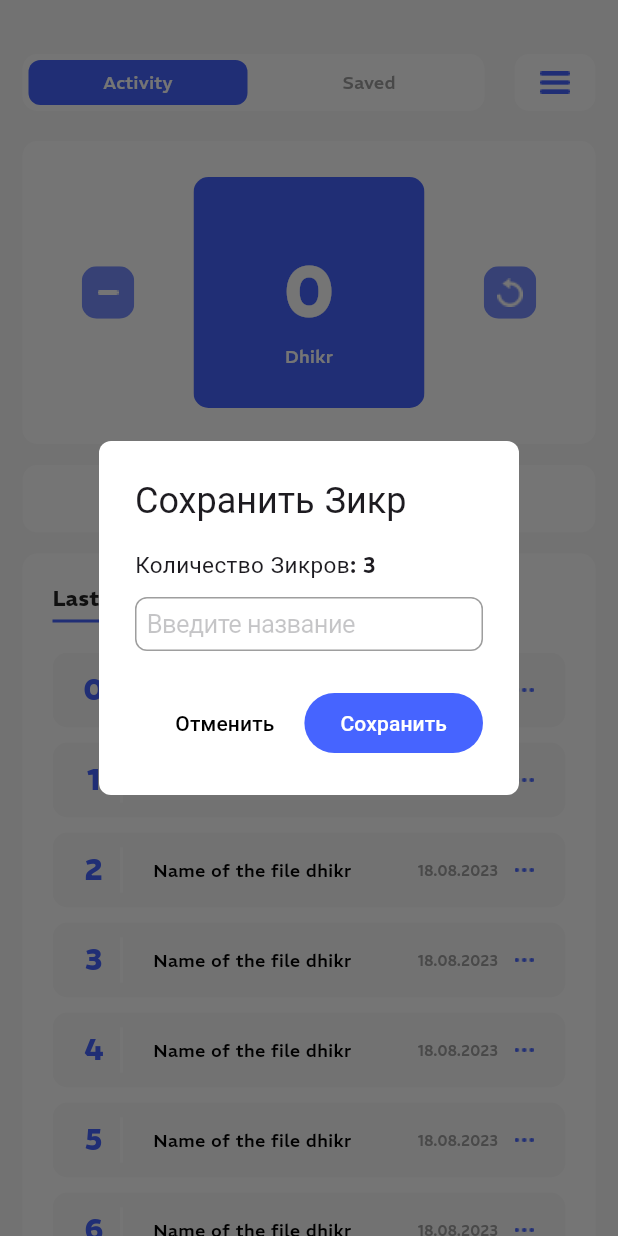
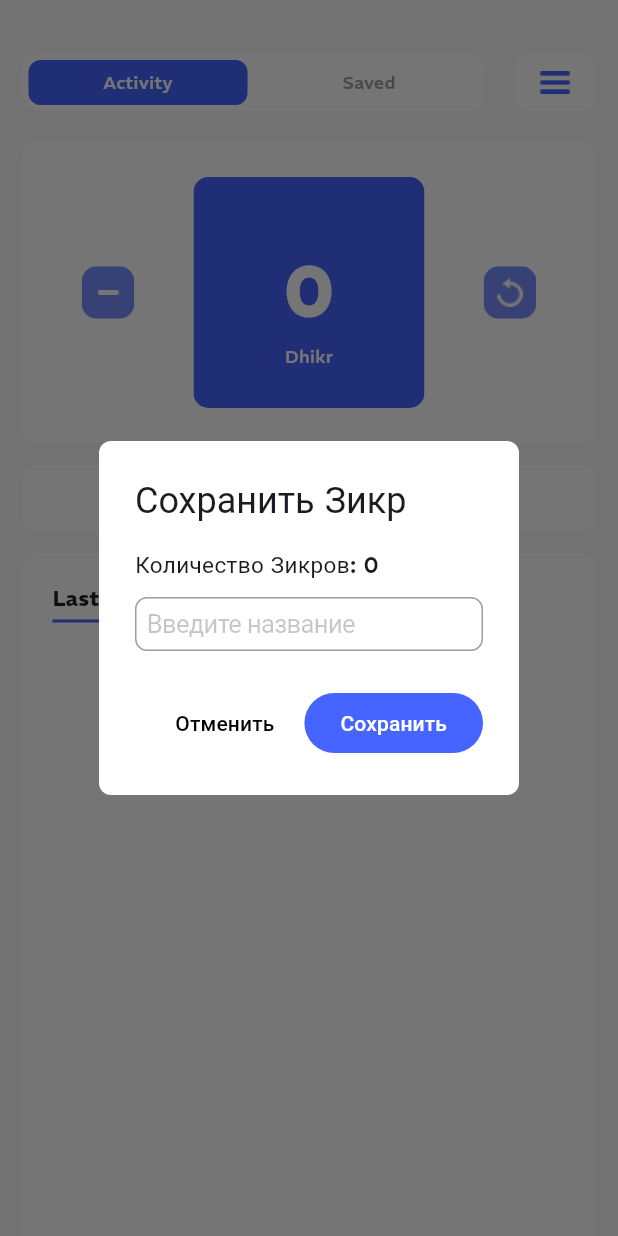
Before and after one commit to VbEmbler/tasbih_counter, a Flutter app: the screen it shows after launch, after a tap on "Save dhikr", on a phone screen of 412 x 824 dp. Run offline on Flutter 3.47's test engine with Material 2 defaults, Android fonts, the phone set to English and light mode, and no system bars.

Commit message:
aded opportunity for add, edit, delete dhikr

```diff
--- a/lib/main.dart
+++ b/lib/main.dart
@@ -1,6 +1,8 @@
 import 'package:flutter/material.dart';
+import 'package:tasbih_counter/pages/custom_page/custom_page.dart';
 import 'package:tasbih_counter/pages/home/home_page.dart';
 import 'package:flutter/services.dart';
+import 'package:tasbih_counter/pages/settings_page/settings_page.dart';
 
 void main() {
   WidgetsFlutterBinding.ensureInitialized();
@@ -17,6 +19,11 @@ class TasbihCounter extends StatelessWidget {
   @override
   Widget build(BuildContext context) {
     return MaterialApp(
+      routes: {
+        '/': (context) => const HomePage(),
+        '/settingsPage': (context) => const SettingsPage(),
+        '/customPage': (context) => const CustomPage()
+      },
       title: 'Tasbih Counter',
       theme: ThemeData(
         useMaterial3: true,
@@ -26,7 +33,7 @@ class TasbihCounter extends StatelessWidget {
           fontSize: 12,
         )),
       ),
-      home: const HomePage(),
+      //home: const HomePage(),
     );
   }
 }
--- /dev/null
+++ b/lib/models/dhikr.dart
@@ -0,0 +1,17 @@
+class Dhikr {
+  int counter;
+  String title;
+  DateTime date;
+
+  Dhikr({
+    required this.counter,
+    required this.title,
+    required this.date,
+  });
+
+  void save() { }
+
+  void delete() {}
+}
+
+List<Dhikr> fakeDB = [];
--- a/lib/pages/home/counter_panel.dart
+++ b/lib/pages/home/counter_panel.dart
@@ -1,38 +1,20 @@
 import 'package:flutter/material.dart';
 import 'package:tasbih_counter/pages/home/save_button.dart';
 
-
-class CounterPanel extends StatefulWidget {
-  const CounterPanel({Key? key}) : super(key: key);
-
-  @override
-  State<CounterPanel> createState() => _CounterPanelState();
-}
-
-class _CounterPanelState extends State<CounterPanel> {
-  int tasbihCount = 0;
-
-  void zeroing() {
-    if(tasbihCount > 0) {
-      setState(() {
-        tasbihCount = 0;
-      });
-    }
-  }
-
-  void increment() {
-    setState(() {
-      tasbihCount++;
-    });
-  }
-
-  void decrement() {
-    if(tasbihCount > 0) {
-      setState(() {
-        tasbihCount--;
-      });
-    }
-  }
+class CounterPanel extends StatelessWidget {
+  final int counter;
+  final Function increment;
+  final Function decrement;
+  final Function zeroing;
+  final Function mySetState;
+  const CounterPanel({
+    Key? key,
+    required this.counter,
+    required this.increment,
+    required this.decrement,
+    required this.zeroing,
+    required this.mySetState,
+  }) : super(key: key);
 
   @override
   Widget build(BuildContext context) {
@@ -75,7 +57,7 @@ class _CounterPanelState extends State<CounterPanel> {
                           Padding(
                             padding: const EdgeInsets.only(top: 42),
                             child: Text(
-                              tasbihCount.toString(),
+                              counter.toString(),
                               style: const TextStyle(
                                 fontFamily: 'REM-Bold',
                                 color: Colors.white,
@@ -114,7 +96,7 @@ class _CounterPanelState extends State<CounterPanel> {
           ),
         ),
         const SizedBox(height: 14),
-        const SaveButton(),
+        SaveButton(counter: counter, mySetState: mySetState,),
       ],
     );
   }
--- a/lib/pages/home/home_page.dart
+++ b/lib/pages/home/home_page.dart
@@ -19,6 +19,34 @@ class _HomePageState extends State<HomePage> {
     });
   }
 
+  int tasbihCount = 0;
+
+  void zeroing() {
+    if (tasbihCount > 0) {
+      setState(() {
+        tasbihCount = 0;
+      });
+    }
+  }
+
+  void increment() {
+    setState(() {
+      tasbihCount++;
+    });
+  }
+
+  void decrement() {
+    if (tasbihCount > 0) {
+      setState(() {
+        tasbihCount--;
+      });
+    }
+  }
+
+  void mySetState() {
+      setState(() {});
+  }
+
   @override
   Widget build(BuildContext context) {
     return Scaffold(
@@ -35,12 +63,24 @@ class _HomePageState extends State<HomePage> {
               ),
               Visibility(
                 visible: isActivity,
-                child: const Padding(
-                  padding: EdgeInsets.only(bottom: 14.0),
-                  child: CounterPanel(),
+                child: Padding(
+                  padding: const EdgeInsets.only(bottom: 14.0),
+                  child: CounterPanel(
+                    counter: tasbihCount,
+                    increment: increment,
+                    decrement: decrement,
+                    zeroing: zeroing,
+                    mySetState: mySetState,
+                  ),
                 ),
               ),
-              const SavedTasbihPanel(),
+              SavedTasbihPanel(
+                counter: tasbihCount,
+                increment: increment,
+                decrement: decrement,
+                zeroing: zeroing,
+                mySetState: mySetState,
+              ),
             ],
           ),
         ),
--- a/lib/pages/home/save_button.dart
+++ b/lib/pages/home/save_button.dart
@@ -1,9 +1,14 @@
-import 'package:flutter/cupertino.dart';
 import 'package:flutter/material.dart';
 import 'package:tasbih_counter/voids/show_alert_dhikr.dart';
 
 class SaveButton extends StatelessWidget {
-  const SaveButton({Key? key}) : super(key: key);
+  final Function mySetState;
+  final int counter;
+  const SaveButton({
+    Key? key,
+    required this.counter,
+    required this.mySetState,
+  }) : super(key: key);
 
   @override
   Widget build(BuildContext context) {
@@ -12,7 +17,12 @@ class SaveButton extends StatelessWidget {
       child: Material(
         color: Colors.white,
         child: InkWell(
-          onTap: () => showAlertDhikr(context: context, isEdit: false),
+          onTap: () => showAlertDhikr(
+            counter: counter,
+            context: context,
+            isEdit: false,
+            mySetState: mySetState,
+          ),
           child: const SizedBox(
             height: 45,
             width: double.infinity,
--- a/lib/pages/home/saved_tasbih_panel.dart
+++ b/lib/pages/home/saved_tasbih_panel.dart
@@ -1,8 +1,21 @@
 import 'package:flutter/material.dart';
+import 'package:tasbih_counter/models/dhikr.dart';
 import 'package:tasbih_counter/pages/home/saved_tasbih_row.dart';
 
 class SavedTasbihPanel extends StatelessWidget {
-  const SavedTasbihPanel({Key? key}) : super(key: key);
+  final Function mySetState;
+  final int counter;
+  final Function increment;
+  final Function decrement;
+  final Function zeroing;
+  const SavedTasbihPanel({
+    Key? key,
+    required this.counter,
+    required this.increment,
+    required this.decrement,
+    required this.zeroing,
+    required this.mySetState,
+  }) : super(key: key);
 
   @override
   Widget build(BuildContext context) {
@@ -33,7 +46,7 @@ class SavedTasbihPanel extends StatelessWidget {
             ),
             Expanded(
               child: ListView.builder(
-                  itemCount: 20,
+                  itemCount: fakeDB.length,
                   itemBuilder: (context, index) {
                     return Container(
                       decoration: BoxDecoration(
@@ -42,7 +55,10 @@ class SavedTasbihPanel extends StatelessWidget {
                       ),
                       height: 50,
                       margin: const EdgeInsets.only(bottom: 10),
-                      child: SavedTasbihRow(index),
+                      child: SavedTasbihRow(
+                        mySetState: mySetState,
+                        index,
+                      ),
                     );
                   }),
             ),
--- a/lib/pages/home/saved_tasbih_row.dart
+++ b/lib/pages/home/saved_tasbih_row.dart
@@ -1,11 +1,15 @@
 import 'package:flutter/material.dart';
+import 'package:intl/intl.dart';
+import 'package:tasbih_counter/models/dhikr.dart';
 import 'package:tasbih_counter/voids/show_alert_dhikr.dart';
 
 class SavedTasbihRow extends StatelessWidget {
+  final Function mySetState;
   final int index;
   const SavedTasbihRow(
     this.index, {
     super.key,
+    required this.mySetState,
   });
 
   @override
@@ -20,7 +24,7 @@ class SavedTasbihRow extends StatelessWidget {
             child: Padding(
               padding: const EdgeInsets.only(left: 10.0),
               child: Text(
-                '$index',
+                fakeDB[index].counter.toString(),
                 style: const TextStyle(
                   fontFamily: 'REM-Bold',
                   color: Color(0xFF4664FF),
@@ -35,21 +39,21 @@ class SavedTasbihRow extends StatelessWidget {
           height: 30,
           color: Colors.white,
         ),
-        const Expanded(
+        Expanded(
           child: Padding(
-            padding: EdgeInsets.symmetric(horizontal: 20.0),
+            padding: const EdgeInsets.symmetric(horizontal: 20.0),
             child: Text(
-              'Name of the file dhikr',
-              style: TextStyle(
+              fakeDB[index].title,
+              style: const TextStyle(
                 fontSize: 12,
                 color: Colors.black,
               ),
             ),
           ),
         ),
-        const Text(
-          '18.08.2023',
-          style: TextStyle(
+        Text(
+          DateFormat('dd.MM.yyyy').format(fakeDB[index].date),
+          style: const TextStyle(
             fontSize: 10,
             color: Color(0xFF9F9F9F),
           ),
@@ -61,11 +65,16 @@ class SavedTasbihRow extends StatelessWidget {
             child: Material(
               color: const Color(0xFFF9F9F9),
               child: InkWell(
-                onTap: () => showAlertDhikr(
-                  context: context,
-                  isEdit: true,
-                  title: 'Name of the file dhikr',
-                ),
+                onTap: () {
+                  showAlertDhikr(
+                    counter: fakeDB[index].counter,
+                    context: context,
+                    isEdit: true,
+                    title: fakeDB[index].title,
+                    mySetState: mySetState,
+                    index: index,
+                  );
+                },
                 child: SizedBox(
                   width: 35,
                   height: 35,
--- a/lib/voids/show_alert_dhikr.dart
+++ b/lib/voids/show_alert_dhikr.dart
@@ -1,11 +1,16 @@
 import 'package:flutter/cupertino.dart';
 import 'package:flutter/material.dart';
+import 'package:tasbih_counter/models/dhikr.dart';
 
 void showAlertDhikr({
+  required mySetState,
+  required int counter,
   required BuildContext context,
   required bool isEdit,
+  int? index,
   String? title,
 }) {
+  final TextEditingController controller = TextEditingController();
   showDialog(
     context: context,
     builder: (context) {
@@ -21,9 +26,9 @@ void showAlertDhikr({
           crossAxisAlignment: CrossAxisAlignment.start,
           mainAxisSize: MainAxisSize.min,
           children: [
-            const Text(
-              'Количество Зикров: 3',
-              style: TextStyle(
+            Text(
+              'Количество Зикров: $counter',
+              style: const TextStyle(
                 fontSize: 15,
               ),
             ),
@@ -31,6 +36,7 @@ void showAlertDhikr({
               height: 10,
             ),
             CupertinoTextField(
+              controller: controller,
               placeholder: title ?? 'Введите название',
               decoration: BoxDecoration(
                 border: Border.all(color: Colors.grey),
@@ -45,6 +51,8 @@ void showAlertDhikr({
             visible: isEdit,
             child: IconButton(
               onPressed: () {
+                if (index != null) fakeDB.removeAt(index);
+                mySetState();
                 Navigator.pop(context);
               },
               icon: const Icon(
@@ -68,7 +76,27 @@ void showAlertDhikr({
                 const Color(0xFF4664FF),
               ),
             ),
-            onPressed: () {},
+            onPressed: () {
+              if (!isEdit) {
+                fakeDB.add(
+                  Dhikr(
+                    counter: counter,
+                    title: controller.text,
+                    date: DateTime.now(),
+                  ),
+                );
+              } else {
+                if (index != null) {
+                  fakeDB[index] = Dhikr(
+                    counter: counter,
+                    title: controller.text,
+                    date: DateTime.now(),
+                  );
+                }
+              }
+              mySetState();
+              Navigator.pop(context);
+            },
             child: const Text('Сохранить'),
           )
         ],
--- a/pubspec.yaml
+++ b/pubspec.yaml
@@ -30,6 +30,7 @@ environment:
 dependencies:
   flutter:
     sdk: flutter
+  intl: ^0.18.1
 
 
   # The following adds the Cupertino Icons font to your application.
```
Also changed, not shown: lib/pages/custom_page/custom_page.dart (added, +29 -0 lines), lib/pages/home/toggle_panel.dart (+6 -1 lines), lib/pages/settings_page/settings_page.dart (added, +36 -0 lines), pubspec.lock.
